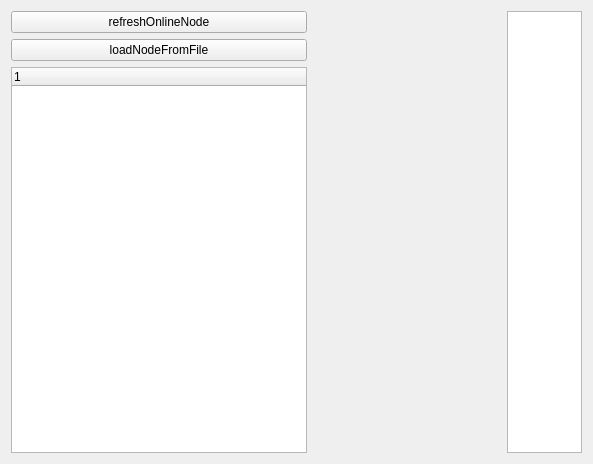
Before: the Qt Designer form src/demo_cpp_qt2/ui/widget.ui in nxhlonghun/ros2_demo2, drawn with Qt 5.
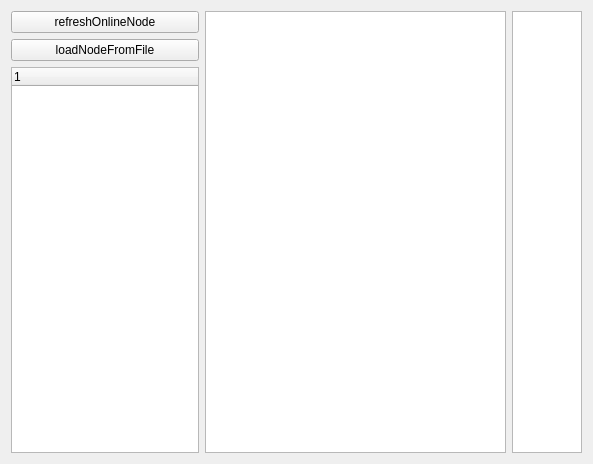
After: the same form once the commit is applied.

Diff of the .ui file:
```diff
--- a/src/demo_cpp_qt2/ui/widget.ui
+++ b/src/demo_cpp_qt2/ui/widget.ui
@@ -13,9 +13,16 @@
   <property name="windowTitle">
    <string>Widget</string>
   </property>
-  <layout class="QGridLayout" name="gridLayout_4" columnstretch="1,0">
+  <layout class="QGridLayout" name="gridLayout_4" columnstretch="1,2">
    <item row="0" column="0">
-    <layout class="QGridLayout" name="gridLayout" rowstretch="0,0,0,1">
+    <layout class="QGridLayout" name="gridLayout" rowstretch="0,0,0">
+     <item row="0" column="0">
+      <widget class="QPushButton" name="refreshNodeBtn">
+       <property name="text">
+        <string>refreshOnlineNode</string>
+       </property>
+      </widget>
+     </item>
      <item row="1" column="0">
       <widget class="QPushButton" name="loadNodeFromFileBtn">
        <property name="text">
@@ -32,16 +39,6 @@
        </column>
       </widget>
      </item>
-     <item row="0" column="0">
-      <widget class="QPushButton" name="refreshNodeBtn">
-       <property name="text">
-        <string>refreshOnlineNode</string>
-       </property>
-      </widget>
-     </item>
-     <item row="3" column="0">
-      <layout class="QVBoxLayout" name="verticalLayout"/>
-     </item>
     </layout>
    </item>
    <item row="0" column="1">
@@ -50,16 +47,15 @@
       <layout class="QGridLayout" name="tableGridLayout"/>
      </item>
      <item row="1" column="0">
-      <layout class="QGridLayout" name="gridLayout_2" rowstretch="0" columnstretch="5,2">
-       <item row="0" column="1">
+      <layout class="QGridLayout" name="gridLayout_2" rowstretch="0" columnstretch="5,5,1">
+       <item row="0" column="2">
         <widget class="QPlainTextEdit" name="plainTextEdit"/>
        </item>
+       <item row="0" column="1">
+        <widget class="QGraphicsView" name="mapView"/>
+       </item>
        <item row="0" column="0">
-        <widget class="QLabel" name="mapLabel">
-         <property name="text">
-          <string/>
-         </property>
-        </widget>
+        <layout class="QGridLayout" name="MapView"/>
        </item>
       </layout>
      </item>
```
